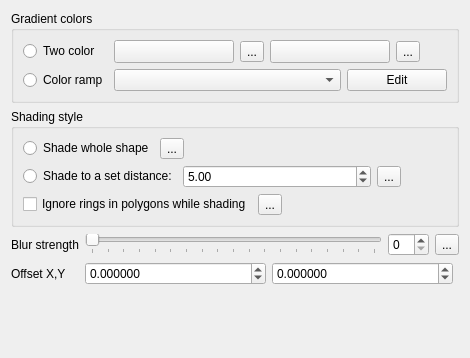
Qt form SWGIS-DLLSrc/SWGIS-Gui/widget_shapeburstfill.ui (LZS1991/SWGIS) before a commit.
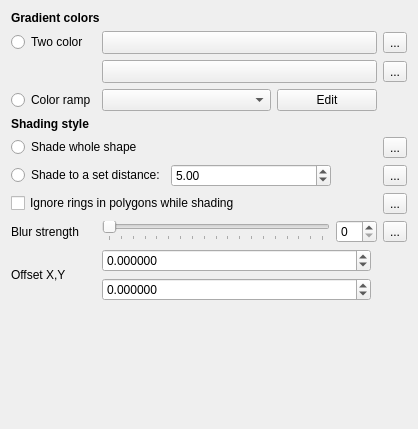
The same form after that commit. Custom widgets are drawn as their Qt base class.

```diff
--- a/SWGIS-DLLSrc/SWGIS-Gui/widget_shapeburstfill.ui
+++ b/SWGIS-DLLSrc/SWGIS-Gui/widget_shapeburstfill.ui
@@ -6,66 +6,56 @@
    <rect>
     <x>0</x>
     <y>0</y>
-    <width>470</width>
-    <height>358</height>
+    <width>418</width>
+    <height>429</height>
    </rect>
   </property>
   <property name="windowTitle">
    <string>Form</string>
   </property>
-  <layout class="QGridLayout" name="gridLayout_2">
-   <item row="3" column="1">
-    <layout class="QHBoxLayout" name="horizontalLayout">
-     <item>
-      <widget class="QgsDoubleSpinBox" name="spinOffsetX">
-       <property name="sizePolicy">
-        <sizepolicy hsizetype="Minimum" vsizetype="Fixed">
-         <horstretch>1</horstretch>
-         <verstretch>0</verstretch>
-        </sizepolicy>
-       </property>
-       <property name="decimals">
-        <number>6</number>
-       </property>
-       <property name="minimum">
-        <double>-99999999.989999994635582</double>
-       </property>
-       <property name="maximum">
-        <double>99999999.989999994635582</double>
-       </property>
-       <property name="singleStep">
-        <double>0.200000000000000</double>
-       </property>
-      </widget>
-     </item>
+  <layout class="QGridLayout" name="gridLayout" columnstretch="0,1,0,0,0">
+   <item row="9" column="0">
+    <widget class="QLabel" name="label">
+     <property name="text">
+      <string>Blur strength</string>
+     </property>
+    </widget>
+   </item>
+   <item row="1" column="0">
+    <widget class="QRadioButton" name="radioTwoColor">
+     <property name="text">
+      <string>Two color</string>
+     </property>
+    </widget>
+   </item>
+   <item row="3" column="1" colspan="3">
+    <layout class="QHBoxLayout" name="horizontalLayout_8">
      <item>
-      <widget class="QgsDoubleSpinBox" name="spinOffsetY">
-       <property name="sizePolicy">
-        <sizepolicy hsizetype="Minimum" vsizetype="Fixed">
-         <horstretch>1</horstretch>
-         <verstretch>0</verstretch>
-        </sizepolicy>
+      <widget class="QgsColorRampComboBox" name="cboGradientColorRamp"/>
+     </item>
+     <item>
+      <widget class="QPushButton" name="mButtonEditRamp">
+       <property name="maximumSize">
+        <size>
+         <width>100</width>
+         <height>16777215</height>
+        </size>
        </property>
-       <property name="decimals">
-        <number>6</number>
+       <property name="text">
+        <string>Edit</string>
        </property>
-       <property name="minimum">
-        <double>-99999999.989999994635582</double>
-       </property>
-       <property name="maximum">
-        <double>99999999.989999994635582</double>
-       </property>
-       <property name="singleStep">
-        <double>0.200000000000000</double>
-       </property>
       </widget>
      </item>
-     <item>
-      <widget class="QgsUnitSelectionWidget" name="mOffsetUnitWidget" native="true"/>
-     </item>
     </layout>
    </item>
-   <item row="2" column="1">
+   <item row="5" column="4">
+    <widget class="QgsDataDefinedButton" name="mShadeWholeShapeDDBtn">
+     <property name="text">
+      <string>...</string>
+     </property>
+    </widget>
+   </item>
+   <item row="9" column="1" colspan="3">
     <layout class="QHBoxLayout" name="horizontalLayout_4">
      <item>
       <widget class="QSlider" name="mBlurSlider">
@@ -99,192 +89,36 @@
        </property>
       </widget>
      </item>
-     <item>
-      <widget class="QgsDataDefinedButton" name="mBlurRadiusDDBtn">
-       <property name="text">
-        <string>...</string>
-       </property>
-      </widget>
-     </item>
     </layout>
    </item>
-   <item row="0" column="0" colspan="2">
-    <widget class="QGroupBox" name="mGradientTypeGroupBox">
-     <property name="title">
-      <string>Gradient colors</string>
-     </property>
-     <layout class="QGridLayout" name="gridLayout">
-      <item row="0" column="0">
-       <widget class="QRadioButton" name="radioTwoColor">
-        <property name="text">
-         <string>Two color</string>
-        </property>
-       </widget>
-      </item>
-      <item row="0" column="1">
-       <layout class="QHBoxLayout" name="horizontalLayout_2">
-        <item>
-         <widget class="QgsColorButtonV2" name="btnChangeColor">
-          <property name="minimumSize">
-           <size>
-            <width>120</width>
-            <height>0</height>
-           </size>
-          </property>
-          <property name="maximumSize">
-           <size>
-            <width>120</width>
-            <height>16777215</height>
-           </size>
-          </property>
-          <property name="text">
-           <string/>
-          </property>
-         </widget>
-        </item>
-        <item>
-         <widget class="QgsDataDefinedButton" name="mStartColorDDBtn">
+   <item row="6" column="4">
+    <widget class="QgsDataDefinedButton" name="mShadeDistanceDDBtn">
           <property name="text">
            <string>...</string>
           </property>
          </widget>
         </item>
-        <item>
-         <widget class="QgsColorButtonV2" name="btnChangeColor2">
-          <property name="minimumSize">
-           <size>
-            <width>120</width>
-            <height>0</height>
-           </size>
-          </property>
-          <property name="maximumSize">
-           <size>
-            <width>120</width>
-            <height>16777215</height>
-           </size>
-          </property>
-          <property name="text">
-           <string/>
-          </property>
-         </widget>
-        </item>
-        <item>
+   <item row="2" column="4">
          <widget class="QgsDataDefinedButton" name="mEndColorDDBtn">
           <property name="text">
            <string>...</string>
           </property>
          </widget>
         </item>
-        <item>
-         <spacer name="horizontalSpacer">
-          <property name="orientation">
-           <enum>Qt::Horizontal</enum>
-          </property>
-          <property name="sizeHint" stdset="0">
-           <size>
-            <width>40</width>
-            <height>20</height>
-           </size>
-          </property>
-         </spacer>
-        </item>
-       </layout>
-      </item>
-      <item row="1" column="0">
-       <widget class="QRadioButton" name="radioColorRamp">
+   <item row="0" column="0" colspan="4">
+    <widget class="QLabel" name="label_2">
+     <property name="font">
+      <font>
+       <weight>75</weight>
+       <bold>true</bold>
+      </font>
+     </property>
         <property name="text">
-         <string>Color ramp</string>
+      <string>Gradient colors</string>
         </property>
        </widget>
       </item>
-      <item row="1" column="1">
-       <layout class="QHBoxLayout" name="horizontalLayout_8">
-        <item>
-         <widget class="QgsColorRampComboBox" name="cboGradientColorRamp"/>
-        </item>
-        <item>
-         <widget class="QPushButton" name="mButtonEditRamp">
-          <property name="maximumSize">
-           <size>
-            <width>100</width>
-            <height>16777215</height>
-           </size>
-          </property>
-          <property name="text">
-           <string>Edit</string>
-          </property>
-         </widget>
-        </item>
-       </layout>
-      </item>
-     </layout>
-    </widget>
-   </item>
-   <item row="4" column="0">
-    <spacer name="verticalSpacer">
-     <property name="orientation">
-      <enum>Qt::Vertical</enum>
-     </property>
-     <property name="sizeHint" stdset="0">
-      <size>
-       <width>20</width>
-       <height>40</height>
-      </size>
-     </property>
-    </spacer>
-   </item>
-   <item row="3" column="0">
-    <widget class="QLabel" name="label_6">
-     <property name="text">
-      <string>Offset X,Y</string>
-     </property>
-    </widget>
-   </item>
-   <item row="2" column="0">
-    <widget class="QLabel" name="label">
-     <property name="text">
-      <string>Blur strength</string>
-     </property>
-    </widget>
-   </item>
-   <item row="1" column="0" colspan="2">
-    <widget class="QGroupBox" name="mShadeDistanceGroupBox">
-     <property name="title">
-      <string>Shading style</string>
-     </property>
-     <layout class="QVBoxLayout" name="verticalLayout">
-      <item>
-       <layout class="QHBoxLayout" name="horizontalLayout_5">
-        <item>
-         <widget class="QRadioButton" name="mRadioUseWholeShape">
-          <property name="text">
-           <string>Shade whole shape</string>
-          </property>
-         </widget>
-        </item>
-        <item>
-         <widget class="QgsDataDefinedButton" name="mShadeWholeShapeDDBtn">
-          <property name="text">
-           <string>...</string>
-          </property>
-         </widget>
-        </item>
-        <item>
-         <spacer name="horizontalSpacer_2">
-          <property name="orientation">
-           <enum>Qt::Horizontal</enum>
-          </property>
-          <property name="sizeHint" stdset="0">
-           <size>
-            <width>40</width>
-            <height>20</height>
-           </size>
-          </property>
-         </spacer>
-        </item>
-       </layout>
-      </item>
-      <item>
+   <item row="6" column="0" colspan="4">
        <layout class="QHBoxLayout" name="horizontalLayout_3">
         <property name="spacing">
          <number>6</number>
@@ -315,13 +149,6 @@
           </property>
          </widget>
         </item>
-        <item>
-         <widget class="QgsDataDefinedButton" name="mShadeDistanceDDBtn">
-          <property name="text">
-           <string>...</string>
-          </property>
-         </widget>
-        </item>
         <item>
          <spacer name="horizontalSpacer_3">
           <property name="orientation">
@@ -347,7 +174,28 @@
         </item>
        </layout>
       </item>
-      <item>
+   <item row="10" column="0">
+    <widget class="QLabel" name="label_6">
+     <property name="text">
+      <string>Offset X,Y</string>
+     </property>
+    </widget>
+   </item>
+   <item row="9" column="4">
+    <widget class="QgsDataDefinedButton" name="mBlurRadiusDDBtn">
+     <property name="text">
+      <string>...</string>
+     </property>
+    </widget>
+   </item>
+   <item row="1" column="4">
+    <widget class="QgsDataDefinedButton" name="mStartColorDDBtn">
+     <property name="text">
+      <string>...</string>
+     </property>
+    </widget>
+   </item>
+   <item row="8" column="0" colspan="4">
        <layout class="QHBoxLayout" name="horizontalLayout_6">
         <item>
          <widget class="QCheckBox" name="mIgnoreRingsCheckBox">
@@ -356,13 +204,6 @@
           </property>
          </widget>
         </item>
-        <item>
-         <widget class="QgsDataDefinedButton" name="mIgnoreRingsDDBtn">
-          <property name="text">
-           <string>...</string>
-          </property>
-         </widget>
-        </item>
         <item>
          <spacer name="horizontalSpacer_4">
           <property name="orientation">
@@ -378,10 +219,186 @@
         </item>
        </layout>
       </item>
-     </layout>
-    </widget>
-   </item>
-  </layout>
+   <item row="2" column="1" colspan="3">
+    <widget class="QgsColorButtonV2" name="btnChangeColor2">
+     <property name="sizePolicy">
+      <sizepolicy hsizetype="Expanding" vsizetype="Fixed">
+       <horstretch>0</horstretch>
+       <verstretch>0</verstretch>
+      </sizepolicy>
+     </property>
+     <property name="minimumSize">
+      <size>
+       <width>120</width>
+       <height>0</height>
+      </size>
+     </property>
+     <property name="maximumSize">
+      <size>
+       <width>16777215</width>
+       <height>16777215</height>
+      </size>
+     </property>
+     <property name="text">
+      <string/>
+     </property>
+    </widget>
+   </item>
+   <item row="8" column="4">
+    <widget class="QgsDataDefinedButton" name="mIgnoreRingsDDBtn">
+     <property name="text">
+      <string>...</string>
+     </property>
+    </widget>
+   </item>
+   <item row="3" column="0">
+    <widget class="QRadioButton" name="radioColorRamp">
+     <property name="text">
+      <string>Color ramp</string>
+     </property>
+    </widget>
+   </item>
+   <item row="1" column="1" colspan="3">
+    <widget class="QgsColorButtonV2" name="btnChangeColor">
+     <property name="sizePolicy">
+      <sizepolicy hsizetype="Expanding" vsizetype="Fixed">
+       <horstretch>0</horstretch>
+       <verstretch>0</verstretch>
+      </sizepolicy>
+     </property>
+     <property name="minimumSize">
+      <size>
+       <width>120</width>
+       <height>0</height>
+      </size>
+     </property>
+     <property name="maximumSize">
+      <size>
+       <width>16777215</width>
+       <height>16777215</height>
+      </size>
+     </property>
+     <property name="text">
+      <string/>
+     </property>
+    </widget>
+   </item>
+   <item row="10" column="1" colspan="3">
+    <layout class="QGridLayout" name="gridLayout_2">
+     <item row="0" column="0">
+      <widget class="QgsDoubleSpinBox" name="spinOffsetX">
+       <property name="sizePolicy">
+        <sizepolicy hsizetype="Minimum" vsizetype="Fixed">
+         <horstretch>1</horstretch>
+         <verstretch>0</verstretch>
+        </sizepolicy>
+       </property>
+       <property name="decimals">
+        <number>6</number>
+       </property>
+       <property name="minimum">
+        <double>-99999999.989999994635582</double>
+       </property>
+       <property name="maximum">
+        <double>99999999.989999994635582</double>
+       </property>
+       <property name="singleStep">
+        <double>0.200000000000000</double>
+       </property>
+      </widget>
+     </item>
+     <item row="0" column="1" rowspan="2">
+      <widget class="QgsUnitSelectionWidget" name="mOffsetUnitWidget" native="true"/>
+     </item>
+     <item row="1" column="0">
+      <widget class="QgsDoubleSpinBox" name="spinOffsetY">
+       <property name="sizePolicy">
+        <sizepolicy hsizetype="Minimum" vsizetype="Fixed">
+         <horstretch>1</horstretch>
+         <verstretch>0</verstretch>
+        </sizepolicy>
+       </property>
+       <property name="decimals">
+        <number>6</number>
+       </property>
+       <property name="minimum">
+        <double>-99999999.989999994635582</double>
+       </property>
+       <property name="maximum">
+        <double>99999999.989999994635582</double>
+       </property>
+       <property name="singleStep">
+        <double>0.200000000000000</double>
+       </property>
+      </widget>
+     </item>
+    </layout>
+   </item>
+   <item row="5" column="0" colspan="4">
+    <layout class="QHBoxLayout" name="horizontalLayout_5">
+     <item>
+      <widget class="QRadioButton" name="mRadioUseWholeShape">
+       <property name="text">
+        <string>Shade whole shape</string>
+       </property>
+      </widget>
+     </item>
+     <item>
+      <spacer name="horizontalSpacer_2">
+       <property name="orientation">
+        <enum>Qt::Horizontal</enum>
+       </property>
+       <property name="sizeHint" stdset="0">
+        <size>
+         <width>40</width>
+         <height>20</height>
+        </size>
+       </property>
+      </spacer>
+     </item>
+    </layout>
+   </item>
+   <item row="4" column="0" colspan="4">
+    <widget class="QLabel" name="label_3">
+     <property name="font">
+      <font>
+       <weight>75</weight>
+       <bold>true</bold>
+      </font>
+     </property>
+     <property name="text">
+      <string>Shading style</string>
+     </property>
+    </widget>
+   </item>
+   <item row="11" column="0">
+    <spacer name="verticalSpacer">
+     <property name="orientation">
+      <enum>Qt::Vertical</enum>
+     </property>
+     <property name="sizeHint" stdset="0">
+      <size>
+       <width>20</width>
+       <height>40</height>
+      </size>
+     </property>
+    </spacer>
+   </item>
+  </layout>
+  <zorder>label</zorder>
+  <zorder>label_6</zorder>
+  <zorder>label_2</zorder>
+  <zorder>radioTwoColor</zorder>
+  <zorder>radioColorRamp</zorder>
+  <zorder>label_3</zorder>
+  <zorder>mStartColorDDBtn</zorder>
+  <zorder>mEndColorDDBtn</zorder>
+  <zorder>btnChangeColor</zorder>
+  <zorder>btnChangeColor2</zorder>
+  <zorder>mShadeWholeShapeDDBtn</zorder>
+  <zorder>mShadeDistanceDDBtn</zorder>
+  <zorder>mIgnoreRingsDDBtn</zorder>
+  <zorder>mBlurRadiusDDBtn</zorder>
  </widget>
  <customwidgets>
   <customwidget>
```
Left out of the diff: 68 changed lines with no effect on the pictures. Lines whose indentation alone changed are shown as unchanged.
